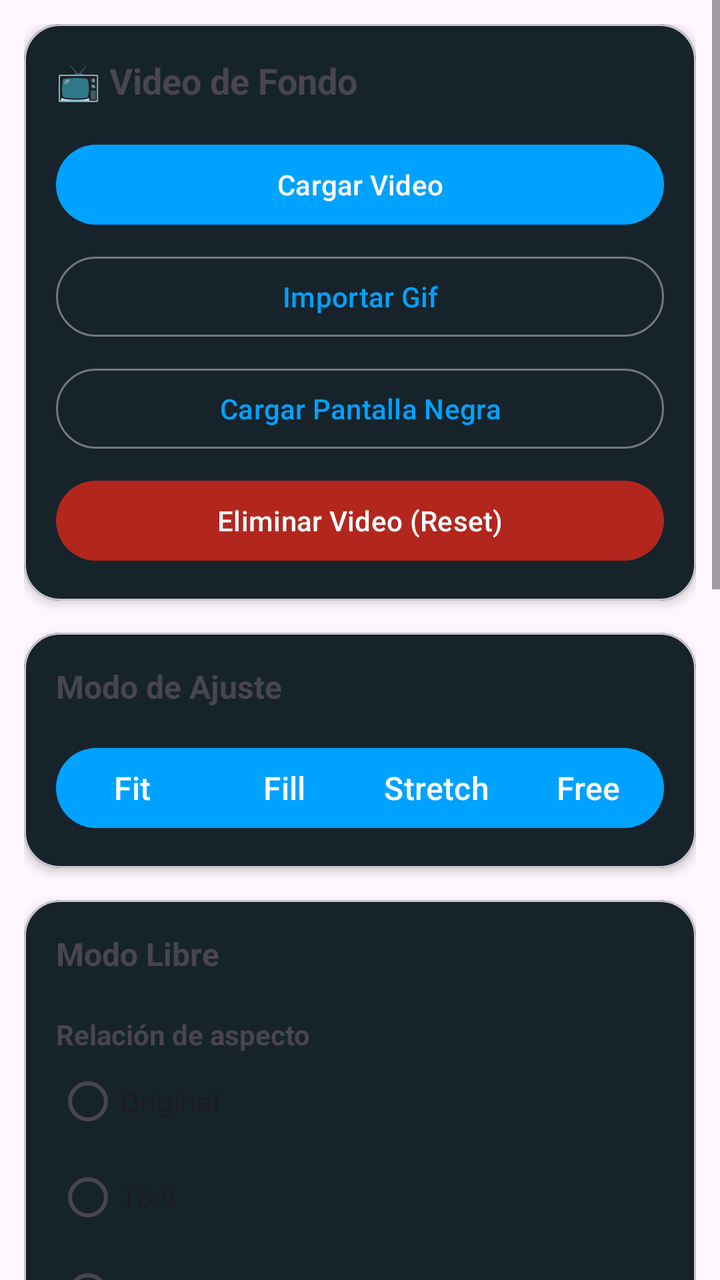
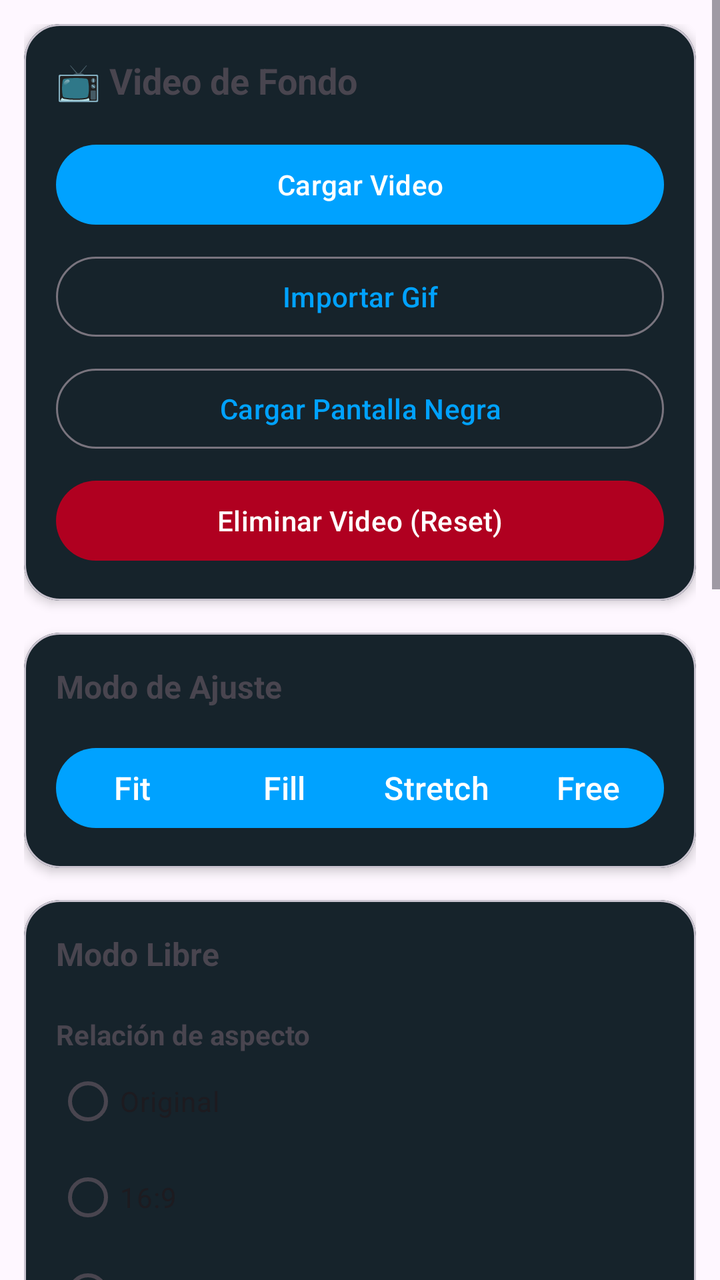

Before-and-after screenshots of an Android layout around one commit, followed by the original layout XML and the change that was made.
<!-- AndroidManifest.xml: application theme Theme.RomasterLiveWall -->
<!-- res/layout/layout_video.xml -->
<?xml version="1.0" encoding="utf-8"?>
<ScrollView
    xmlns:android="http://schemas.android.com/apk/res/android"
    xmlns:app="http://schemas.android.com/apk/res-auto"
    android:layout_width="match_parent"
    android:layout_height="match_parent">

    <LinearLayout
        android:layout_width="match_parent"
        android:layout_height="wrap_content"
        android:orientation="vertical"
        android:padding="12dp">

        
        
        

        <com.google.android.material.card.MaterialCardView
            android:layout_width="match_parent"
            android:layout_height="wrap_content"
            android:layout_marginBottom="16dp"
            app:cardCornerRadius="18dp"
            app:cardElevation="3dp">

            <LinearLayout
                android:layout_width="match_parent"
                android:layout_height="wrap_content"
                android:orientation="vertical"
                android:padding="16dp">

                <TextView
                    android:layout_width="wrap_content"
                    android:layout_height="wrap_content"
                    android:text="📺 Video de Fondo"
                    android:textStyle="bold"
                    android:textSize="18sp"/>

                <com.google.android.material.button.MaterialButton
                    android:id="@+id/buttonSelectVideo"
                    style="@style/Widget.Material3.Button"
                    android:layout_width="match_parent"
                    android:layout_height="wrap_content"
                    android:layout_marginTop="16dp"
                    android:text="Cargar Video"/>

                <com.google.android.material.button.MaterialButton
                    android:id="@+id/buttonImportGifWallpaper"
                    style="@style/Widget.Material3.Button.OutlinedButton"
                    android:layout_width="match_parent"
                    android:layout_height="wrap_content"
                    android:layout_marginTop="8dp"
                    android:text="Importar Gif"/>

                <com.google.android.material.button.MaterialButton
                    android:id="@+id/buttonBlackScreenWallpaper"
                    style="@style/Widget.Material3.Button.OutlinedButton"
                    android:layout_width="match_parent"
                    android:layout_height="wrap_content"
                    android:layout_marginTop="8dp"
                    android:text="Cargar Pantalla Negra"/>

                <com.google.android.material.button.MaterialButton
                    android:id="@+id/buttonResetWallpaperVideo"
                    style="@style/Widget.Material3.Button"
                    android:layout_width="match_parent"
                    android:layout_height="wrap_content"
                    android:layout_marginTop="8dp"
                    android:text="Eliminar Video (Reset)"
                    android:textColor="@android:color/white"
                    app:backgroundTint="?attr/colorError"/>

            </LinearLayout>

        </com.google.android.material.card.MaterialCardView>

        
        
        

        <com.google.android.material.card.MaterialCardView
            android:layout_width="match_parent"
            android:layout_height="wrap_content"
            android:layout_marginBottom="16dp"
            app:cardCornerRadius="18dp"
            app:cardElevation="3dp">

            <LinearLayout
                android:layout_width="match_parent"
                android:layout_height="wrap_content"
                android:orientation="vertical"
                android:padding="16dp">

                <TextView
                    android:layout_width="wrap_content"
                    android:layout_height="wrap_content"
                    android:text="Modo de Ajuste"
                    android:textStyle="bold"
                    android:textSize="16sp"/>

                <com.google.android.material.button.MaterialButtonToggleGroup
                    android:id="@+id/toggleVideoMode"
                    android:layout_width="match_parent"
                    android:layout_height="wrap_content"
                    android:layout_marginTop="16dp"
                    app:singleSelection="true">
                
                    <com.google.android.material.button.MaterialButton
                        android:id="@+id/buttonFit"
                        android:layout_width="0dp"
                        android:layout_height="wrap_content"
                        android:layout_weight="1"
                        android:textSize="16sp"
                        android:paddingHorizontal="0dp"
                        android:insetLeft="0dp"
                        android:insetRight="0dp"
                        android:text="Fit"/>
                
                    <com.google.android.material.button.MaterialButton
                        android:id="@+id/buttonFill"
                        android:layout_width="0dp"
                        android:layout_height="wrap_content"
                        android:layout_weight="1"
                        android:textSize="16sp"
                        android:paddingHorizontal="0dp"
                        android:insetLeft="0dp"
                        android:insetRight="0dp"
                        android:text="Fill"/>
                
                    <com.google.android.material.button.MaterialButton
                        android:id="@+id/buttonStretch"
                        android:layout_width="0dp"
                        android:layout_height="wrap_content"
                        android:layout_weight="1"
                        android:textSize="16sp"
                        android:paddingHorizontal="0dp"
                        android:insetLeft="0dp"
                        android:insetRight="0dp"
                        android:text="Stretch"/>
                
                    <com.google.android.material.button.MaterialButton
                        android:id="@+id/buttonFree"
                        android:layout_width="0dp"
                        android:layout_height="wrap_content"
                        android:layout_weight="1"
                        android:textSize="16sp"
                        android:paddingHorizontal="0dp"
                        android:insetLeft="0dp"
                        android:insetRight="0dp"
                        android:text="Free"/>
                
                </com.google.android.material.button.MaterialButtonToggleGroup>

            </LinearLayout>

        </com.google.android.material.card.MaterialCardView>

        
        
        

        <com.google.android.material.card.MaterialCardView
            android:id="@+id/cardFreeMode"
            android:layout_width="match_parent"
            android:layout_height="wrap_content"
            android:layout_marginBottom="16dp"
            app:cardCornerRadius="18dp"
            app:cardElevation="3dp">

            <LinearLayout
                android:layout_width="match_parent"
                android:layout_height="wrap_content"
                android:orientation="vertical"
                android:padding="16dp">

                <TextView
                    android:layout_width="wrap_content"
                    android:layout_height="wrap_content"
                    android:text="Modo Libre"
                    android:textStyle="bold"
                    android:textSize="16sp"/>

                

                <TextView
                    android:layout_width="wrap_content"
                    android:layout_height="wrap_content"
                    android:layout_marginTop="20dp"
                    android:text="Relación de aspecto"
                    android:textStyle="bold"/>

                <RadioGroup
                    android:id="@+id/radioAspectRatio"
                    android:layout_width="match_parent"
                    android:layout_height="wrap_content">

                    <RadioButton
                        android:id="@+id/radioAspectOriginal"
                        android:layout_width="wrap_content"
                        android:layout_height="wrap_content"
                        android:text="Original"/>

                    <RadioButton
                        android:id="@+id/radioAspect16x9"
                        android:layout_width="wrap_content"
                        android:layout_height="wrap_content"
                        android:text="16:9"/>

                    <RadioButton
                        android:id="@+id/radioAspect16x10"
                        android:layout_width="wrap_content"
                        android:layout_height="wrap_content"
                        android:text="16:10"/>

                    <RadioButton
                        android:id="@+id/radioAspect18x9"
                        android:layout_width="wrap_content"
                        android:layout_height="wrap_content"
                        android:text="18:9"/>
                    
                    <RadioButton
                        android:id="@+id/radioAspect20x9"
                        android:layout_width="wrap_content"
                        android:layout_height="wrap_content"
                        android:text="20:9"/>

                    <RadioButton
                        android:id="@+id/radioAspect4x3"
                        android:layout_width="wrap_content"
                        android:layout_height="wrap_content"
                        android:text="4:3"/>

                    <RadioButton
                        android:id="@+id/radioAspect3x2"
                        android:layout_width="wrap_content"
                        android:layout_height="wrap_content"
                        android:text="3:2"/>

                </RadioGroup>

                

                <LinearLayout
                    android:layout_width="match_parent"
                    android:layout_height="wrap_content"
                    android:layout_marginTop="20dp"
                    android:orientation="horizontal">

                    <TextView
                        android:layout_width="wrap_content"
                        android:layout_height="wrap_content"
                        android:layout_weight="1"
                        android:text="Zoom"/>

                    <TextView
                        android:id="@+id/textVideoZoomValue"
                        android:layout_width="wrap_content"
                        android:layout_height="wrap_content"
                        android:text="100"/>

                </LinearLayout>

                <com.google.android.material.slider.Slider
                    android:id="@+id/sliderVideoZoom"
                    android:layout_width="match_parent"
                    android:layout_height="wrap_content"
                    android:value="100"
                    android:valueFrom="10"
                    android:valueTo="800"/>

                

                <LinearLayout
                    android:layout_width="match_parent"
                    android:layout_height="wrap_content"
                    android:orientation="horizontal">

                    <TextView
                        android:layout_width="wrap_content"
                        android:layout_height="wrap_content"
                        android:layout_weight="1"
                        android:text="Posición X"/>

                    <TextView
                        android:id="@+id/textVideoPosXValue"
                        android:layout_width="wrap_content"
                        android:layout_height="wrap_content"
                        android:text="0"/>

                </LinearLayout>

                <com.google.android.material.slider.Slider
                    android:id="@+id/sliderVideoPosX"
                    android:layout_width="match_parent"
                    android:layout_height="wrap_content"
                    android:valueFrom="-100"
                    android:valueTo="100"/>

                

                <LinearLayout
                    android:layout_width="match_parent"
                    android:layout_height="wrap_content"
                    android:orientation="horizontal">

                    <TextView
                        android:layout_width="match_parent"
                        android:layout_height="wrap_content"
                        android:layout_weight="1"
                        android:text="Posición Y"/>

                    <TextView
                        android:id="@+id/textVideoPosYValue"
                        android:layout_width="wrap_content"
                        android:layout_height="wrap_content"
                        android:text="0"/>

                </LinearLayout>

                <com.google.android.material.slider.Slider
                    android:id="@+id/sliderVideoPosY"
                    android:layout_width="match_parent"
                    android:layout_height="wrap_content"
                    android:valueFrom="-100"
                    android:valueTo="100"/>

            </LinearLayout>

        </com.google.android.material.card.MaterialCardView>
        
        
        
        <com.google.android.material.card.MaterialCardView
            android:layout_width="match_parent"
            android:layout_height="wrap_content"
            android:layout_marginTop="12dp"
            app:cardCornerRadius="16dp">
        
            <LinearLayout
                android:layout_width="match_parent"
                android:layout_height="wrap_content"
                android:orientation="vertical"
                android:padding="16dp">
        
                <TextView
                    android:layout_width="wrap_content"
                    android:layout_height="wrap_content"
                    android:text="Sonido"
                    android:textStyle="bold"
                    android:textSize="16sp"/>
        
                <LinearLayout
                    android:layout_width="match_parent"
                    android:layout_height="wrap_content"
                    android:layout_marginTop="16dp"
                    android:gravity="center_vertical"
                    android:orientation="horizontal">

                    <ImageView
                        android:id="@+id/imageBgSoundIcon"
                        android:layout_width="24dp"
                        android:layout_height="24dp"
                        android:layout_marginEnd="12dp"
                        app:srcCompat="@drawable/baseline_volume_up_24"/>

                    <TextView
                        android:layout_width="0dp"
                        android:layout_height="wrap_content"
                        android:layout_weight="1"
                        android:text="Volumen"/>

                    <TextView
                        android:id="@+id/textBgSoundVolumeValue"
                        android:layout_width="wrap_content"
                        android:layout_height="wrap_content"
                        android:text="100"/>
                </LinearLayout>

                <com.google.android.material.slider.Slider
                    android:id="@+id/sliderBgSoundVolume"
                    android:layout_width="match_parent"
                    android:layout_height="wrap_content"
                    android:valueFrom="0"
                    android:valueTo="100"
                    android:value="100"/>
        
                <LinearLayout
                    android:layout_width="match_parent"
                    android:layout_height="wrap_content"
                    android:layout_marginTop="16dp"
                    android:orientation="horizontal">
                
                    <com.google.android.material.button.MaterialButton
                        android:id="@+id/buttonLoadBgSound"
                        style="@style/Widget.Material3.Button.OutlinedButton"
                        android:layout_width="0dp"
                        android:layout_height="wrap_content"
                        android:layout_weight="1"
                        android:text="Cargar sonido"/>
                
                    <Space
                        android:layout_width="8dp"
                        android:layout_height="wrap_content"/>
                
                    <com.google.android.material.button.MaterialButton
                        android:id="@+id/buttonResetBgSound"
                        style="@style/Widget.Material3.Button.OutlinedButton"
                        android:layout_width="0dp"
                        android:layout_height="wrap_content"
                        android:layout_weight="1"
                        android:text="Reset"/>
                
                </LinearLayout>
        
                <TextView
                    android:id="@+id/textBgSoundFile"
                    android:layout_width="match_parent"
                    android:layout_height="wrap_content"
                    android:layout_marginTop="8dp"
                    android:ellipsize="middle"
                    android:maxLines="1"
                    android:text="Ningún sonido seleccionado"/>
                
                <TextView
                    android:id="@+id/textBgSoundDuration"
                    android:layout_width="wrap_content"
                    android:layout_height="wrap_content"
                    android:layout_marginTop="2dp"
                    android:text="Duración: --:--.---"
                    android:textSize="12sp"/>
        
            </LinearLayout>
        
        </com.google.android.material.card.MaterialCardView>

    </LinearLayout>

</ScrollView>
<!-- resources referenced by this layout -->
<resources>
  <!-- drawable baseline_volume_up_24 (drawable) -->
  <vector xmlns:android="http://schemas.android.com/apk/res/android"
          android:width="24dp"
          android:height="24dp"
          android:viewportWidth="24.0"
          android:viewportHeight="24.0"
          android:tint="?attr/colorControlNormal">
      <path
          android:fillColor="@android:color/white"
          android:pathData="M3,9v6h4l5,5L12,4L7,9L3,9zM16.5,12c0,-1.77 -1.02,-3.29 -2.5,-4.03v8.05c1.48,-0.73 2.5,-2.25 2.5,-4.02zM14,3.23v2.06c2.89,0.86 5,3.54 5,6.71s-2.11,5.85 -5,6.71v2.06c4.01,-0.91 7,-4.49 7,-8.77s-2.99,-7.86 -7,-8.77z"/>
  </vector>
  <style name="Theme.RomasterLiveWall" parent="Theme.Material3.DayNight.NoActionBar">
  
          <item name="colorPrimary">@color/md_theme_primary</item>
          <item name="colorSurface">@color/md_theme_surface</item>
          <item name="colorSurfaceVariant">@color/md_theme_surfaceVariant</item>
          <item name="android:statusBarColor">@android:color/transparent</item>
  
      </style>
  <color name="md_theme_primary">#00A2FF</color>
  <color name="md_theme_surface">#181818</color>
  <color name="md_theme_surfaceVariant">#242424</color>
</resources>

<!-- the commit's change to res/layout/layout_video.xml (unified diff, before → after) -->
@@ -67,7 +67,7 @@
                     android:layout_marginTop="8dp"
                     android:text="Eliminar Video (Reset)"
                     android:textColor="@android:color/white"
-                    app:backgroundTint="?attr/colorError"/>
+                    app:backgroundTint="#B00020"/>
 
             </LinearLayout>
 
